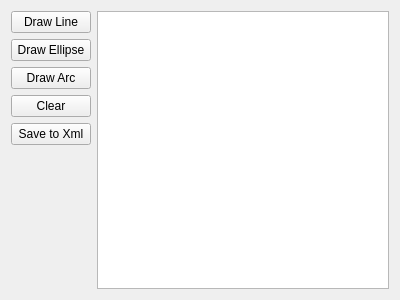
qreal/qreal, file unreal/trunk/qrgui/mainwindow/shapeEdit/shapeEdit.ui: the form before one commit.
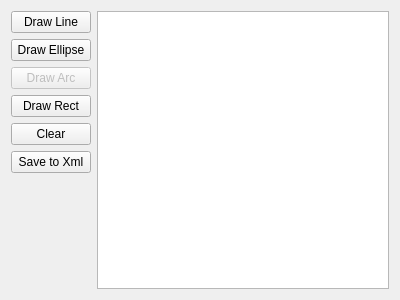
The form after the commit.

Diff of the .ui file:
```diff
--- a/unreal/trunk/qrgui/mainwindow/shapeEdit/shapeEdit.ui
+++ b/unreal/trunk/qrgui/mainwindow/shapeEdit/shapeEdit.ui
@@ -31,24 +31,34 @@
      </property>
     </widget>
    </item>
-   <item row="4" column="0">
+   <item row="2" column="0">
+    <widget class="QPushButton" name="drawArcButton">
+     <property name="enabled">
+      <bool>false</bool>
+     </property>
+     <property name="text">
+      <string>Draw Arc</string>
+     </property>
+    </widget>
+   </item>
+   <item row="5" column="0">
     <widget class="QPushButton" name="saveButton">
      <property name="text">
       <string>Save to Xml</string>
      </property>
     </widget>
    </item>
-   <item row="3" column="0">
+   <item row="4" column="0">
     <widget class="QPushButton" name="clearButton">
      <property name="text">
       <string>Clear</string>
      </property>
     </widget>
    </item>
-   <item row="2" column="0">
-    <widget class="QPushButton" name="drawArcButton">
+   <item row="3" column="0">
+    <widget class="QPushButton" name="drawRectButton">
      <property name="text">
-      <string>Draw Arc</string>
+      <string>Draw Rect</string>
      </property>
     </widget>
    </item>
```
